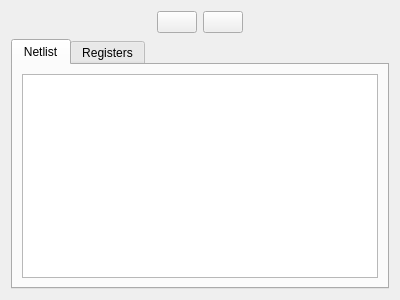
Above: graphics/vsrtl_netlist.ui from mortbopet/VSRTL before the change. Below: the same form after it.
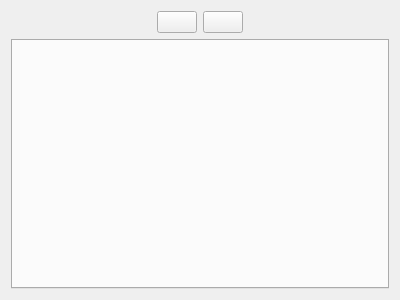
That is the form after the change.

Commit message: Use NetlistView for Register and Netlist Views

Diff of the .ui file:
```diff
--- a/graphics/vsrtl_netlist.ui
+++ b/graphics/vsrtl_netlist.ui
@@ -62,29 +62,6 @@
      </item>
      <item>
       <widget class="QTabWidget" name="netlistViews">
-       <property name="currentIndex">
-        <number>0</number>
-       </property>
-       <widget class="QWidget" name="tab">
-        <attribute name="title">
-         <string>Netlist</string>
-        </attribute>
-        <layout class="QGridLayout" name="gridLayout_4">
-         <item row="0" column="0">
-          <widget class="QTreeView" name="netlistView"/>
-         </item>
-        </layout>
-       </widget>
-       <widget class="QWidget" name="tab_2">
-        <attribute name="title">
-         <string>Registers</string>
-        </attribute>
-        <layout class="QGridLayout" name="gridLayout_2">
-         <item row="0" column="0">
-          <widget class="QTreeView" name="registerView"/>
-         </item>
-        </layout>
-       </widget>
       </widget>
      </item>
     </layout>
```
The commit also changes 6 other files.
